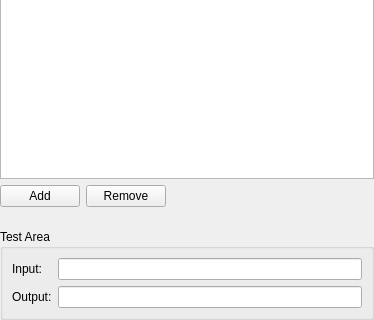
First picture: the form in src/KeyBindingEditor.ui, repository KDE/konsole, before the edit; both pictures show x 0 to 374 and y 210 to 530 of the 374 by 530 pixel window.
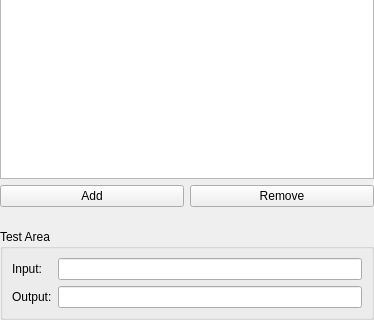
Second picture: the form after the edit.

Commit message: Begin implementation of input method event support.  Remove key space to the right of the 'Remove' button in the key binding editor dialog.

Patch:
```diff
--- a/src/KeyBindingEditor.ui
+++ b/src/KeyBindingEditor.ui
@@ -62,19 +62,6 @@
        </property>
       </widget>
      </item>
-     <item>
-      <spacer>
-       <property name="orientation" >
-        <enum>Qt::Horizontal</enum>
-       </property>
-       <property name="sizeHint" >
-        <size>
-         <width>40</width>
-         <height>20</height>
-        </size>
-       </property>
-      </spacer>
-     </item>
     </layout>
    </item>
    <item>
```
The commit also changes 2 other files.
